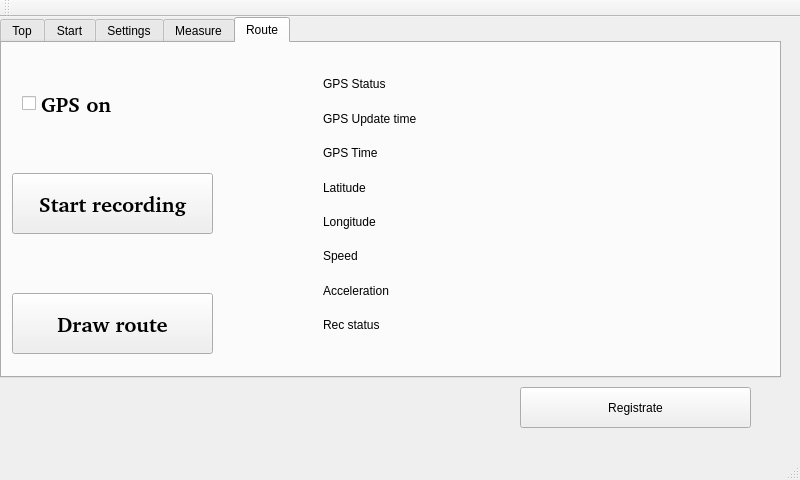
Before: the Qt Designer form Client/carmainwindow.ui in ArtemD/SpeedFreak, drawn with Qt 5.
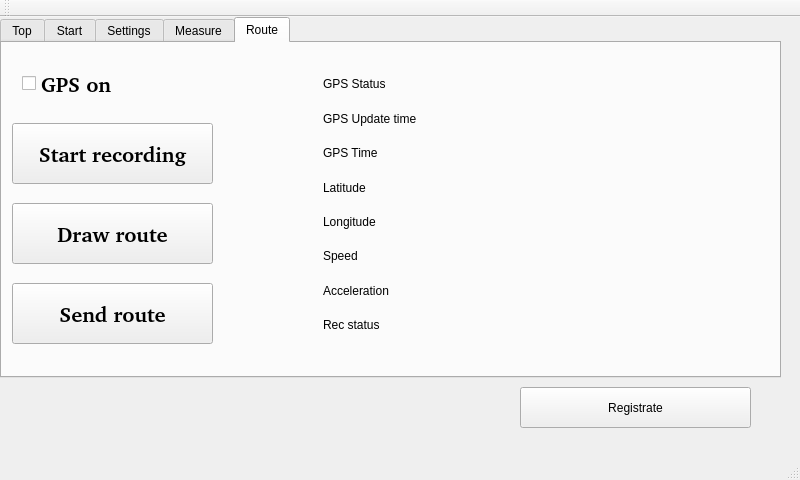
After: the same form once the commit is applied. The open tabs and pages were chosen to show the change.

Commit message: Added button for sending route to server.

```diff
--- a/Client/carmainwindow.ui
+++ b/Client/carmainwindow.ui
@@ -489,7 +489,7 @@
       <property name="geometry">
        <rect>
         <x>20</x>
-        <y>40</y>
+        <y>20</y>
         <width>191</width>
         <height>41</height>
        </rect>
@@ -516,7 +516,7 @@
       <property name="geometry">
        <rect>
         <x>10</x>
-        <y>130</y>
+        <y>80</y>
         <width>201</width>
         <height>61</height>
        </rect>
@@ -537,7 +537,7 @@
       <property name="geometry">
        <rect>
         <x>10</x>
-        <y>250</y>
+        <y>160</y>
         <width>201</width>
         <height>61</height>
        </rect>
@@ -622,6 +622,27 @@
        </item>
       </layout>
      </widget>
+     <widget class="QPushButton" name="sendRoutePushButton">
+      <property name="geometry">
+       <rect>
+        <x>10</x>
+        <y>240</y>
+        <width>201</width>
+        <height>61</height>
+       </rect>
+      </property>
+      <property name="font">
+       <font>
+        <family>Bitstream Charter</family>
+        <pointsize>16</pointsize>
+        <weight>75</weight>
+        <bold>true</bold>
+       </font>
+      </property>
+      <property name="text">
+       <string>Send route</string>
+      </property>
+     </widget>
     </widget>
    </widget>
    <widget class="QPushButton" name="registratePushButton">
```
Left out of the diff: 2 changed lines with no effect on the pictures. The commit also changes 7 other files.
